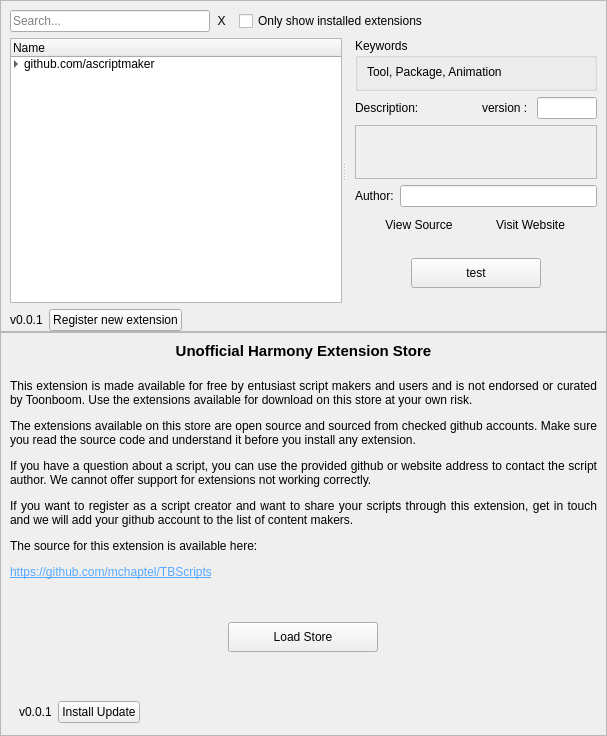
Old version of the form ExtensionStore/packages/ExtensionStore/store.ui in the repository mchaptel/TBScripts.
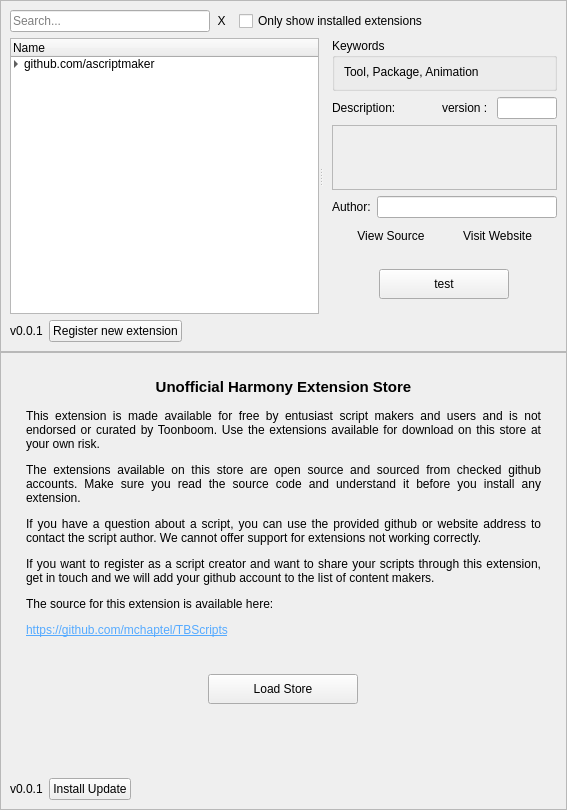
New version of the form.

Commit message: slight layout refinements

```diff
--- a/ExtensionStore/packages/ExtensionStore/store.ui
+++ b/ExtensionStore/packages/ExtensionStore/store.ui
@@ -6,8 +6,8 @@
    <rect>
     <x>0</x>
     <y>0</y>
-    <width>607</width>
-    <height>736</height>
+    <width>567</width>
+    <height>810</height>
    </rect>
   </property>
   <property name="windowTitle">
@@ -42,7 +42,7 @@
        <number>0</number>
       </property>
       <property name="bottomMargin">
-       <number>0</number>
+       <number>9</number>
       </property>
       <item>
        <layout class="QHBoxLayout" name="horizontalLayout_2">
@@ -545,7 +545,36 @@
      <property name="frameShadow">
       <enum>QFrame::Raised</enum>
      </property>
+     <layout class="QVBoxLayout" name="verticalLayout_6">
+      <property name="spacing">
+       <number>0</number>
+      </property>
+      <property name="leftMargin">
+       <number>0</number>
+      </property>
+      <property name="topMargin">
+       <number>0</number>
+      </property>
+      <property name="rightMargin">
+       <number>0</number>
+      </property>
+      <property name="bottomMargin">
+       <number>0</number>
+      </property>
+      <item>
      <layout class="QVBoxLayout" name="verticalLayout_4">
+        <property name="leftMargin">
+         <number>25</number>
+        </property>
+        <property name="topMargin">
+         <number>25</number>
+        </property>
+        <property name="rightMargin">
+         <number>25</number>
+        </property>
+        <property name="bottomMargin">
+         <number>25</number>
+        </property>
       <item>
        <widget class="QLabel" name="label_11">
         <property name="sizePolicy">
@@ -658,12 +687,14 @@
         </property>
        </spacer>
       </item>
+       </layout>
+      </item>
       <item>
        <widget class="QWidget" name="updateRibbon" native="true">
         <property name="minimumSize">
          <size>
           <width>0</width>
-          <height>28</height>
+          <height>0</height>
          </size>
         </property>
         <layout class="QHBoxLayout" name="horizontalLayout_3">
@@ -671,13 +702,13 @@
           <number>9</number>
          </property>
          <property name="topMargin">
-          <number>0</number>
+          <number>9</number>
          </property>
          <property name="rightMargin">
-          <number>0</number>
+          <number>9</number>
          </property>
          <property name="bottomMargin">
-          <number>0</number>
+          <number>9</number>
          </property>
          <item>
           <widget class="QLabel" name="storeVersion">
```
Lines whose indentation alone changed are shown as unchanged.
